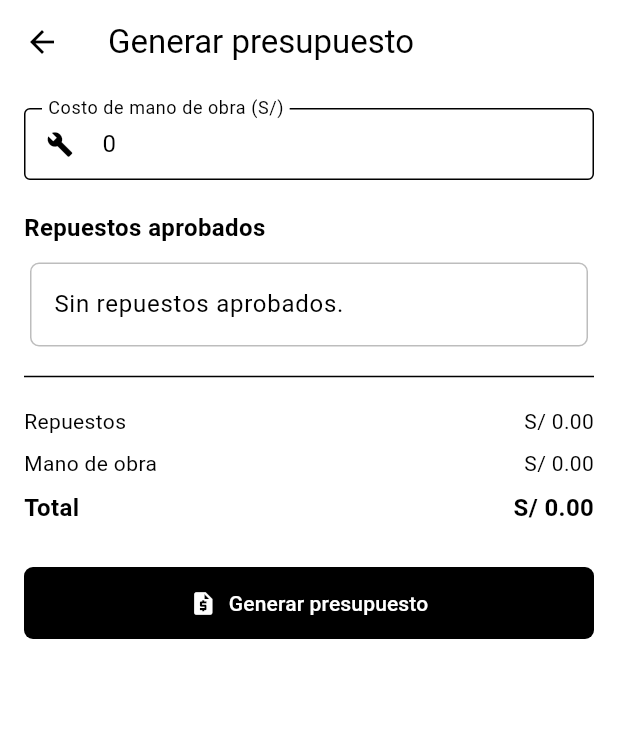
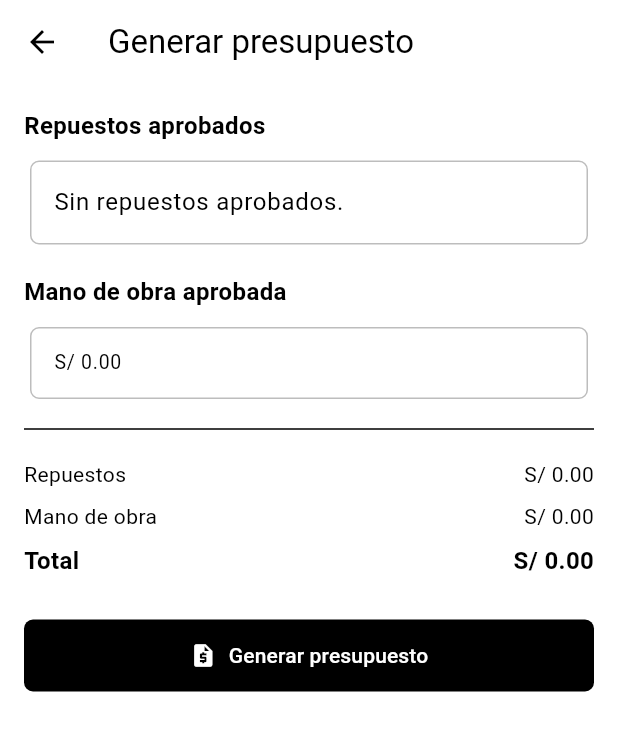
Before and after one commit to HC-Jim/SAV, a Flutter app: the _PresupuestoScreen screen opened directly with empty values, on a phone screen of 412 x 824 dp. Shown: the top 731 px of the screen. Run offline on Flutter 3.47's test engine with Material 3 defaults, Android fonts, the phone set to English and light mode, and no system bars; accounts and stored records are empty; network calls fail.

Commit message:
feat(mantenimiento UI): mano de obra aparte + presupuesto como confirmacion
- Modelo ManoObra + getters; service registrarManoObra/aprobarManoObra.
- Pantalla full-screen "Registrar mano de obra" (costo + observacion).
- orden_detail: tarjeta de mano de obra; Mecanico registra mano de obra;
  Generar presupuesto solo tras requerimiento (si aplica) y mano de obra
  aprobados. Jefe: "Aprobar mano de obra". SIN_HALLAZGOS inicia directo.
- Presupuesto: confirmacion (repuestos aprobados + mano de obra aprobada + total).

Co-Authored-By: Claude Opus 4.8 <noreply@anthropic.com>

```diff
--- /dev/null
+++ b/lib/models/mano_obra.dart
@@ -0,0 +1,13 @@
+/// Mano de obra de una orden (paso aparte del presupuesto, con aprobación).
+class ManoObra {
+  final int id;
+  final double costo;
+  final String? observacion;
+  final String estado; // SOLICITADO | APROBADO
+
+  ManoObra.fromJson(Map<String, dynamic> j)
+      : id = j['id'],
+        costo = (j['costo'] as num?)?.toDouble() ?? 0,
+        observacion = j['observacion'],
+        estado = j['estado'] ?? 'SOLICITADO';
+}
--- a/lib/models/orden_mantenimiento.dart
+++ b/lib/models/orden_mantenimiento.dart
@@ -1,3 +1,4 @@
+import 'mano_obra.dart';
 import 'vehiculo.dart';
 
 /// Estados de la Orden de Mantenimiento (deben coincidir con el backend).
@@ -132,6 +133,7 @@ class OrdenMantenimiento {
 
   final List<Inspeccion> inspecciones;
   final List<Requerimiento> requerimientos;
+  final List<ManoObra> manosObra;
   final List<Presupuesto> presupuestos;
   final List<InformeTecnico> informes;
   final Map<String, dynamic>? actaEntrega;
@@ -154,6 +156,9 @@ class OrdenMantenimiento {
         requerimientos = ((j['requerimiento_repuesto'] as List?) ?? [])
             .map((e) => Requerimiento.fromJson(e))
             .toList(),
+        manosObra = ((j['mano_obra'] as List?) ?? [])
+            .map((e) => ManoObra.fromJson(e))
+            .toList(),
         presupuestos = ((j['presupuesto'] as List?) ?? [])
             .map((e) => Presupuesto.fromJson(e))
             .toList(),
@@ -170,7 +175,21 @@ class OrdenMantenimiento {
           ? presupuestos.firstWhere((p) => p.estado == 'PENDIENTE')
           : (presupuestos.isNotEmpty ? presupuestos.last : null);
 
-  /// Requerimientos aún no comprados.
+  /// Requerimientos aún no aprobados.
   List<Requerimiento> get requerimientosPendientes =>
       requerimientos.where((r) => r.estado == 'SOLICITADO').toList();
+
+  bool get tieneRequerimientoAprobado =>
+      requerimientos.any((r) => r.estado == 'APROBADO');
+
+  /// Mano de obra aún no aprobada.
+  List<ManoObra> get manosObraPendientes =>
+      manosObra.where((m) => m.estado == 'SOLICITADO').toList();
+
+  bool get tieneManoObraAprobada => manosObra.any((m) => m.estado == 'APROBADO');
+
+  ManoObra? get manoObraAprobada =>
+      manosObra.where((m) => m.estado == 'APROBADO').isNotEmpty
+          ? manosObra.firstWhere((m) => m.estado == 'APROBADO')
+          : null;
 }
--- a/lib/views/dialogs/presupuesto_dialog.dart
+++ b/lib/views/dialogs/presupuesto_dialog.dart
@@ -1,9 +1,9 @@
 import 'package:flutter/material.dart';
 import '../../models/orden_mantenimiento.dart';
 
-/// Generar presupuesto (Mecánico), a pantalla completa. El Mecánico solo
-/// ingresa el costo de mano de obra; los repuestos provienen del requerimiento
-/// YA APROBADO (con su cantidad aprobada). Devuelve { costo_mano_obra } o null.
+/// Generar presupuesto (Mecánico), a pantalla completa. Es una confirmación:
+/// consolida los repuestos del requerimiento APROBADO y la mano de obra
+/// APROBADA. Devuelve {} al generar o null si se cancela.
 Future<Map<String, dynamic>?> mostrarPresupuestoDialog(
     BuildContext context, OrdenMantenimiento orden) {
   return Navigator.of(context).push<Map<String, dynamic>>(
@@ -14,61 +14,34 @@ Future<Map<String, dynamic>?> mostrarPresupuestoDialog(
   );
 }
 
-class _PresupuestoScreen extends StatefulWidget {
+class _PresupuestoScreen extends StatelessWidget {
   final OrdenMantenimiento orden;
   const _PresupuestoScreen({required this.orden});
-  @override
-  State<_PresupuestoScreen> createState() => _PresupuestoScreenState();
-}
-
-class _PresupuestoScreenState extends State<_PresupuestoScreen> {
-  final _manoObra = TextEditingController(text: '0');
-
-  @override
-  void dispose() {
-    _manoObra.dispose();
-    super.dispose();
-  }
 
   List<RepuestoItem> get _items {
-    final aprob = widget.orden.requerimientos.where((r) => r.estado == 'APROBADO');
+    final aprob = orden.requerimientos.where((r) => r.estado == 'APROBADO');
     return aprob.isEmpty ? const [] : aprob.first.items;
   }
 
   double get _totalRepuestos =>
       _items.fold(0.0, (a, it) => a + it.precioUnitario * it.cantidad);
 
-  void _guardar() {
-    Navigator.pop(context, {
-      'costo_mano_obra': double.tryParse(_manoObra.text.trim()) ?? 0,
-    });
-  }
-
   @override
   Widget build(BuildContext context) {
-    final manoObra = double.tryParse(_manoObra.text.trim()) ?? 0;
+    final manoObra = orden.manoObraAprobada;
+    final costoManoObra = manoObra?.costo ?? 0;
+    final total = _totalRepuestos + costoManoObra;
+
     return Scaffold(
       appBar: AppBar(title: const Text('Generar presupuesto')),
       body: ListView(
         padding: const EdgeInsets.all(16),
         children: [
-          TextField(
-            controller: _manoObra,
-            keyboardType: const TextInputType.numberWithOptions(decimal: true),
-            decoration: const InputDecoration(
-              labelText: 'Costo de mano de obra (S/)',
-              prefixIcon: Icon(Icons.build),
-            ),
-            onChanged: (_) => setState(() {}),
-          ),
-          const SizedBox(height: 20),
           const Text('Repuestos aprobados',
               style: TextStyle(fontWeight: FontWeight.bold, fontSize: 16)),
           const SizedBox(height: 8),
           if (_items.isEmpty)
-            const Card(
-              child: ListTile(title: Text('Sin repuestos aprobados.')),
-            )
+            const Card(child: ListTile(title: Text('Sin repuestos aprobados.')))
           else
             Card(
               child: Column(
@@ -84,13 +57,26 @@ class _PresupuestoScreenState extends State<_PresupuestoScreen> {
                     .toList(),
               ),
             ),
+          const SizedBox(height: 16),
+          const Text('Mano de obra aprobada',
+              style: TextStyle(fontWeight: FontWeight.bold, fontSize: 16)),
+          const SizedBox(height: 8),
+          Card(
+            child: ListTile(
+              dense: true,
+              title: Text('S/ ${costoManoObra.toStringAsFixed(2)}'),
+              subtitle: (manoObra?.observacion != null && manoObra!.observacion!.isNotEmpty)
+                  ? Text(manoObra.observacion!)
+                  : null,
+            ),
+          ),
           const Divider(height: 32),
           _fila('Repuestos', _totalRepuestos),
-          _fila('Mano de obra', manoObra),
-          _fila('Total', _totalRepuestos + manoObra, negrita: true),
+          _fila('Mano de obra', costoManoObra),
+          _fila('Total', total, negrita: true),
           const SizedBox(height: 24),
           FilledButton.icon(
-            onPressed: _guardar,
+            onPressed: () => Navigator.pop(context, <String, dynamic>{}),
             icon: const Icon(Icons.request_quote),
             label: const Text('Generar presupuesto'),
           ),
```
Also changed, not shown: lib/services/mantenimiento_service.dart (+9 -0 lines), lib/views/dialogs/mano_obra_dialog.dart (added, +78 -0 lines), lib/views/orden_detail_screen.dart (+59 -10 lines), 2 other files.
